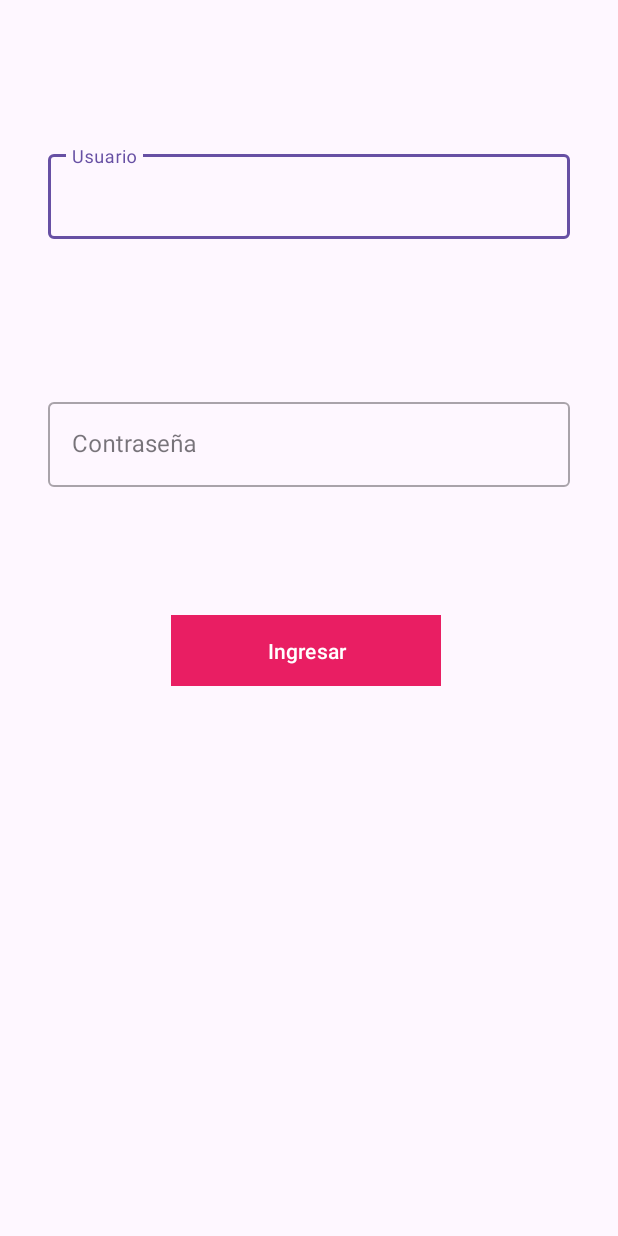
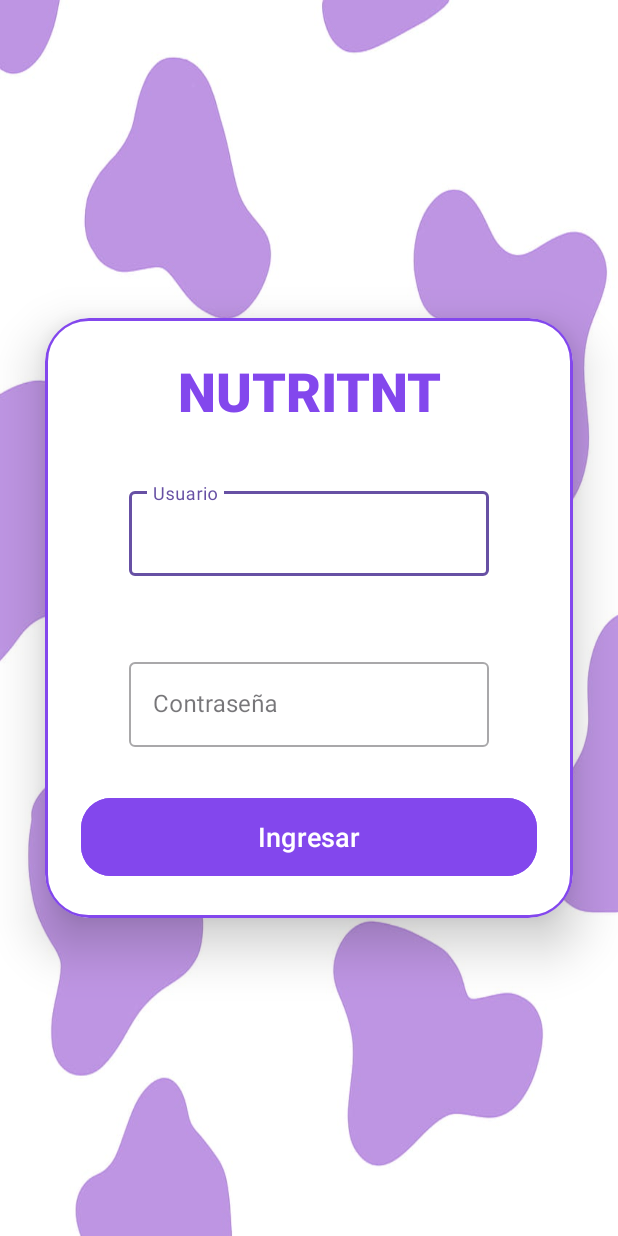
Before and after one commit to nicole-alvarado/NutriTNT, an Android app: the screen it shows after launch (MainActivity), on a phone screen of 412 x 824 dp. Run offline under Robolectric (Android 15) with nearby library versions, the phone set to English and light mode, and no system bars.

Commit message:
primera demo

```diff
--- a/app/src/main/java/com/example/nutritnt/MainActivity.kt
+++ b/app/src/main/java/com/example/nutritnt/MainActivity.kt
@@ -3,6 +3,7 @@ package com.example.nutritnt
 import android.content.Intent
 import android.os.Bundle
 import android.util.Log
+import android.widget.Toast
 import androidx.activity.enableEdgeToEdge
 import androidx.appcompat.app.AppCompatActivity
 import androidx.core.view.ViewCompat
@@ -22,16 +23,24 @@ class MainActivity : AppCompatActivity() {
         binding = ActivityMainBinding.inflate(layoutInflater)
         val view = binding.root
 
-        binding.buttonIngresar.text = "Ingresar"
+        binding.loginButton.text = "Ingresar"
 
         setContentView(view)
 
-        binding.buttonIngresar.setOnClickListener(){
+        binding.loginButton.setOnClickListener(){
             Log.d("Botones", "Botón ingresar clickeado")
-            val context = binding.root.context
-            val intent = Intent(context, WelcomeActivity::class.java)
+            if (binding.inputUsuario.editText?.text.toString() == "admin" && binding.inputPassword.editText?.text.toString() == "tnt2024"){
+                Toast.makeText(this, "Ingreso exitoso!", Toast.LENGTH_SHORT).show()
 
-            context.startActivity(intent) // Iniciar la actividad con el intent
+                val context = binding.root.context
+                val intent = Intent(context, WelcomeActivity::class.java)
+
+                context.startActivity(intent) // Iniciar la actividad con el intent
+
+            } else {
+                Toast.makeText(this, "Usuario y/o contraseña incorrectos", Toast.LENGTH_SHORT).show()
+            }
+
         }
 
         ViewCompat.setOnApplyWindowInsetsListener(findViewById(R.id.main)) { v, insets ->
--- a/app/src/main/res/drawable/login.xml
+++ b/app/src/main/res/drawable/login.xml
@@ -1,4 +1,9 @@
 <?xml version="1.0" encoding="utf-8"?>
-<selector xmlns:android="http://schemas.android.com/apk/res/android">
-
-</selector>
+ <shape xmlns:android="http://schemas.android.com/apk/res/android"
+        android:shape="rectangle">
+    <stroke
+        android:width="2dp"
+        android:color="@color/login_global"/>
+    <corners
+        android:radius="28dp"/>
+</shape>
--- a/app/src/main/res/layout/activity_main.xml
+++ b/app/src/main/res/layout/activity_main.xml
@@ -1,11 +1,40 @@
 <?xml version="1.0" encoding="utf-8"?>
-<androidx.constraintlayout.widget.ConstraintLayout xmlns:android="http://schemas.android.com/apk/res/android"
+<LinearLayout
+    xmlns:android="http://schemas.android.com/apk/res/android"
     xmlns:app="http://schemas.android.com/apk/res-auto"
     xmlns:tools="http://schemas.android.com/tools"
-    android:id="@+id/main"
     android:layout_width="match_parent"
     android:layout_height="match_parent"
+    android:orientation="vertical"
+    android:gravity="center"
+    android:background="@drawable/img"
+    android:id="@+id/main"
     tools:context=".MainActivity">
+
+    <androidx.cardview.widget.CardView
+        android:layout_width="match_parent"
+        android:layout_height="wrap_content"
+        android:layout_margin="30dp"
+        app:cardCornerRadius="30dp"
+        app:cardElevation="20dp">
+    <LinearLayout
+        android:layout_width="match_parent"
+        android:layout_height="wrap_content"
+        android:orientation="vertical"
+        android:layout_gravity="center_horizontal"
+        android:padding="24dp"
+        android:background="@drawable/login">
+
+        <TextView
+            android:id="@+id/loginText"
+            android:layout_width="match_parent"
+            android:layout_height="wrap_content"
+            android:fontFamily="sans-serif-black"
+            android:text="NUTRITNT"
+            android:textAlignment="center"
+            android:textColor="@color/login_global"
+            android:textSize="36sp"
+            android:textStyle="bold" />
 
     <com.google.android.material.textfield.TextInputLayout
         style = "@style/Widget.MaterialComponents.TextInputLayout.OutlinedBox"
@@ -13,7 +42,7 @@
         android:layout_width="match_parent"
         android:layout_height="wrap_content"
         android:layout_marginStart="32dp"
-        android:layout_marginTop="97dp"
+        android:layout_marginTop="37dp"
         android:layout_marginEnd="32dp"
         android:hint="Usuario"
 
@@ -34,7 +63,7 @@
         android:layout_width="match_parent"
         android:layout_height="wrap_content"
         android:layout_marginStart="32dp"
-        android:layout_marginTop="103dp"
+        android:layout_marginTop="52dp"
         android:layout_marginEnd="32dp"
         android:hint="Contraseña"
         app:layout_constraintEnd_toEndOf="parent"
@@ -47,19 +76,16 @@
             android:inputType="textPassword" />
     </com.google.android.material.textfield.TextInputLayout>
 
-    <Button
-        android:id="@+id/buttonIngresar"
-        android:layout_width="180dp"
-        android:layout_height="55dp"
-        android:layout_marginStart="158dp"
-        android:layout_marginTop="81dp"
-        android:layout_marginEnd="162dp"
-        android:backgroundTint="#E91E63"
-        android:text="Button"
-        app:cornerRadius="0dp"
-        app:layout_constraintEnd_toEndOf="parent"
-        app:layout_constraintStart_toStartOf="parent"
-        app:layout_constraintTop_toBottomOf="@+id/inputPassword" />
+        <Button
+            android:layout_width="match_parent"
+            android:layout_height="60dp"
+            android:id="@+id/loginButton"
+            android:textSize="18sp"
+            android:layout_marginTop="30dp"
+            android:backgroundTint="@color/login_global"
+            app:cornerRadius = "20dp"/>
 
+    </LinearLayout>
+    </androidx.cardview.widget.CardView>
 
-</androidx.constraintlayout.widget.ConstraintLayout>
+</LinearLayout>
--- a/app/src/main/res/values/colors.xml
+++ b/app/src/main/res/values/colors.xml
@@ -2,4 +2,5 @@
 <resources>
     <color name="black">#FF000000</color>
     <color name="white">#FFFFFFFF</color>
+    <color name="login_global">#8347ED</color>
 </resources>
```
